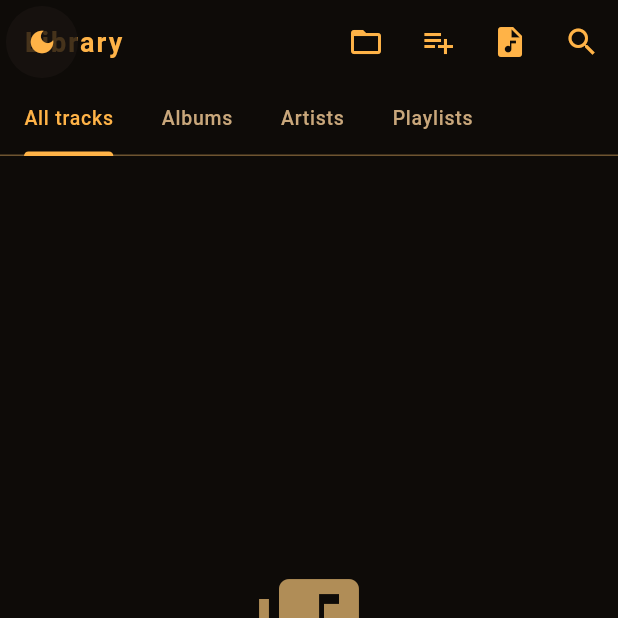
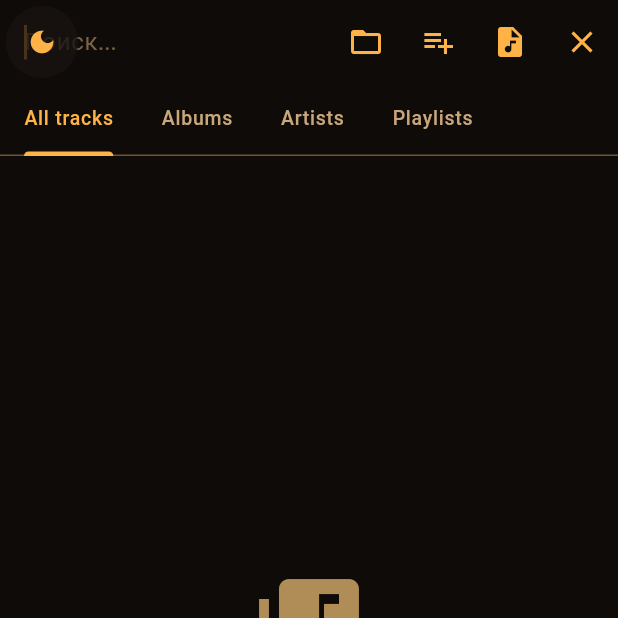
Before and after one commit to AlexxSwan/pathephon, a Flutter app: the screen it shows after launch, item 2 of the bottom bar chosen, after a tap on the "search" icon, on a phone screen of 412 x 824 dp, the top half of it. Run offline on Flutter 3.47's test engine with Material 3 defaults, Android fonts, the phone set to English and light mode, and no system bars; our stand-ins replace file_picker, flutter_riverpod, google_fonts, just_audio, on_audio_query, package_info_plus and 2 more; missing offline and left inert: audio_session; generated files the repository leaves out were written again; statements that could not run were skipped.

Commit message:
v0.10.66+160: search in library (filter by title/artist/album/filepath)

```diff
--- a/lib/presentation/screens/library_screen.dart
+++ b/lib/presentation/screens/library_screen.dart
@@ -22,6 +22,9 @@ class LibraryScreen extends ConsumerStatefulWidget {
 class _LibraryScreenState extends ConsumerState<LibraryScreen>
     with SingleTickerProviderStateMixin {
   late final TabController _tab = TabController(length: 4, vsync: this);
+  bool _isSearching = false;
+  String _searchQuery = '';
+  final _searchController = TextEditingController();
 
   @override
   void dispose() { _tab.dispose(); super.dispose(); }
@@ -100,7 +103,7 @@ class _LibraryScreenState extends ConsumerState<LibraryScreen>
 
     return Scaffold(
       appBar: AppBar(
-        title: Text(l.navLibrary),
+        title: _isSearching ? TextField(controller: _searchController, autofocus: true, style: TextStyle(color: TubeColors.textPrimary), decoration: InputDecoration(hintText: "Поиск...", hintStyle: TextStyle(color: TubeColors.textMuted), border: InputBorder.none), onChanged: (v) => setState(() => _searchQuery = v.toLowerCase())) : Text(l.navLibrary),
         bottom: TabBar(controller: _tab, isScrollable: true, tabAlignment: TabAlignment.start, tabs: [
           Tab(text: l.libraryAllTracks), Tab(text: l.libraryAlbums),
           Tab(text: l.libraryArtists), Tab(text: l.libraryPlaylists),
@@ -109,22 +112,22 @@ class _LibraryScreenState extends ConsumerState<LibraryScreen>
           IconButton(icon: const Icon(Icons.folder_open), onPressed: _pickAndPlayFolder, tooltip: "Выбрать папку"),
           IconButton(icon: const Icon(Icons.playlist_add), onPressed: _addFolderToQueue, tooltip: "Добавить папку в очередь"),
           IconButton(icon: const Icon(Icons.audio_file), onPressed: _pickAndPlayFiles, tooltip: "\u0412\u044B\u0431\u0440\u0430\u0442\u044C \u0444\u0430\u0439\u043B\u044B"),
-          IconButton(icon: const Icon(Icons.search), onPressed: () {}),
+          IconButton(icon: Icon(_isSearching ? Icons.close : Icons.search), onPressed: () { setState(() { _isSearching = !_isSearching; if (!_isSearching) { _searchQuery = ""; _searchController.clear(); } }); }),
         ],
       ),
       body: state.when(
         loading: () => const Center(child: CircularProgressIndicator()),
         error: (e, _) => Center(child: Text("${l.commonError}: $e")),
-        data: (tracks) {
-          if (tracks.isEmpty) {
+        data: (tracks) {`n          final filtered = _searchQuery.isEmpty ? tracks : tracks.where((t) {`n            final q = _searchQuery;`n            return t.title.toLowerCase().contains(q) ||`n                t.artist.toLowerCase().contains(q) ||`n                t.album.toLowerCase().contains(q) ||`n                t.filePath.toLowerCase().contains(q);`n          }).toList();
+          if (filtered.isEmpty) {
             return Center(child: Column(mainAxisSize: MainAxisSize.min, children: [
               const Icon(Icons.library_music, size: 80, color: TubeColors.brass),
               const SizedBox(height: 16),
-              Text("\u0424\u0430\u0439\u043B\u044B \u043D\u0435 \u0432\u044B\u0431\u0440\u0430\u043D\u044B",
+              Text(_searchQuery.isNotEmpty ? "\u041D\u0438\u0447\u0435\u0433\u043E \u043D\u0435 \u043D\u0430\u0439\u0434\u0435\u043D\u043E" : "\u0424\u0430\u0439\u043B\u044B \u043D\u0435 \u0432\u044B\u0431\u0440\u0430\u043D\u044B",
                   style: Theme.of(context).textTheme.titleMedium?.copyWith(color: TubeColors.textSecondary)),
             ]));
           }
-          return TabBarView(controller: _tab, children: [
+          if (_isSearching) {`n            return ListView.builder(itemCount: filtered.length, itemBuilder: (_, i) {`n              final t = filtered[i];`n              return TrackListTile(track: t, index: i, onTap: () {`n                playback.playQueue(tracks: filtered, startIndex: i);`n                ref.read(isPlayingProvider.notifier).state = true;`n              });`n            });`n          }`n          return TabBarView(controller: _tab, children: [
             ListView.builder(itemCount: tracks.length, itemBuilder: (_, i) {
               final t = tracks[i];
               return TrackListTile(track: t, index: i, onTap: () {
--- a/pubspec.yaml
+++ b/pubspec.yaml
@@ -1,7 +1,7 @@
 name: pathephon
 description: All-format retro-tube audio player for modern Android x64.
 publish_to: 'none'
-version: 0.10.65+159
+version: 0.10.66+160
 
 environment:
   sdk: '>=3.5.0 <4.0.0'
```
